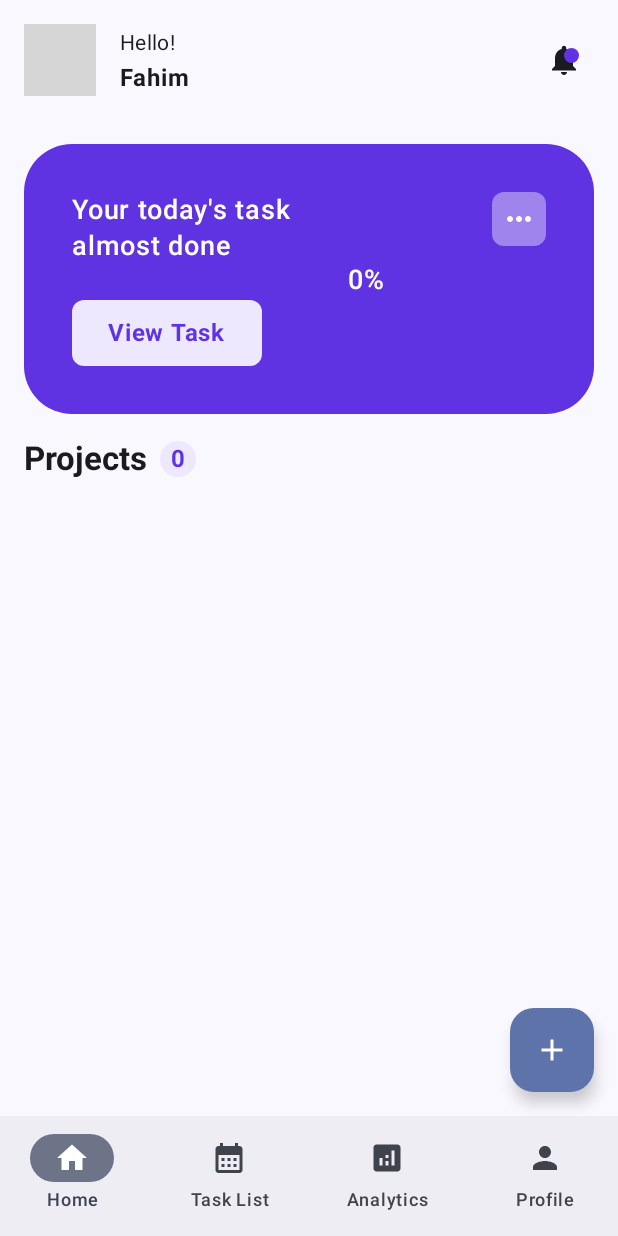
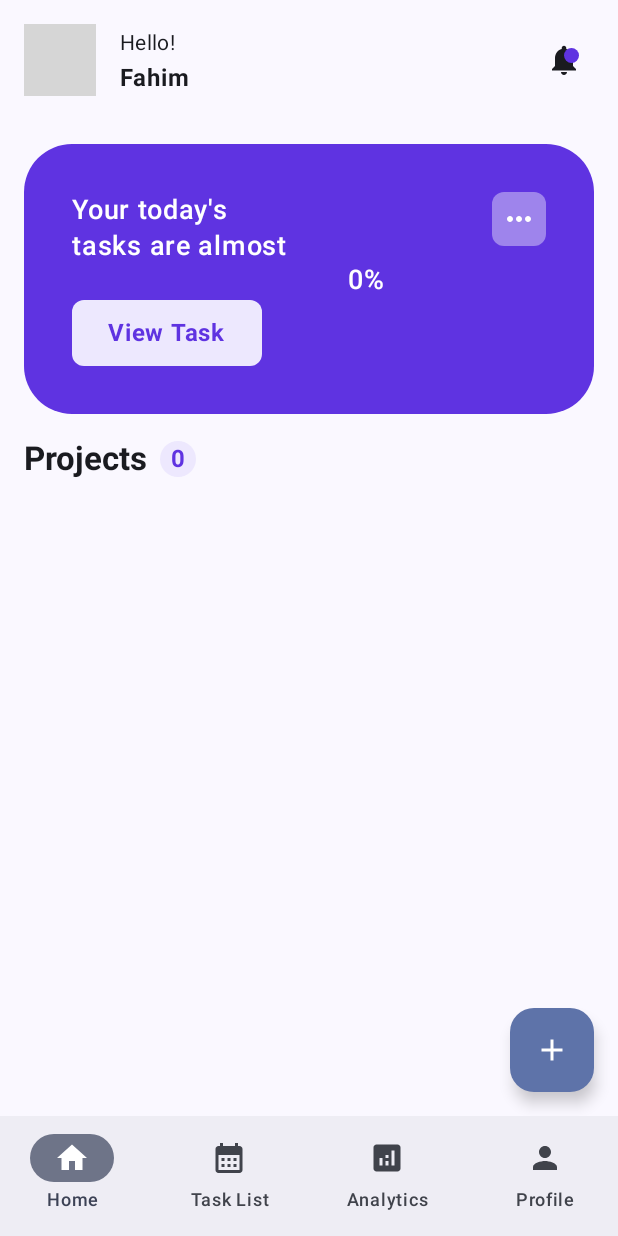
Before and after one commit to fahim-fardous/Task-Hive, an Android app built with Jetpack Compose: the screen it shows after launch (MainActivity), after a tap on "Let's Start", on a phone screen of 412 x 824 dp. Run offline under Robolectric (Android 15) with nearby library versions, the phone set to English and light mode, and no system bars; our stand-ins replace Dagger/Hilt's generated code, Room's generated code; grey boxes are pictures that could not be loaded.

Commit message:
Ux optimization

```diff
--- a/app/src/main/java/com/example/taskhive/components/CircularProgressWithText.kt
+++ b/app/src/main/java/com/example/taskhive/components/CircularProgressWithText.kt
@@ -33,6 +33,7 @@ fun CircularProgressWithText(
     textColor:Color,
     fontWeight: FontWeight = FontWeight.Bold
 ) {
+    println((progress*100).toInt())
     Box(
         contentAlignment = Alignment.Center,
         modifier = modifier
--- a/app/src/main/java/com/example/taskhive/components/ProgressCard.kt
+++ b/app/src/main/java/com/example/taskhive/components/ProgressCard.kt
@@ -45,7 +45,18 @@ fun ProgressCard(
     ) {
         Column(modifier = Modifier.weight(.5f), verticalArrangement = Arrangement.spacedBy(16.dp)) {
             Text(
-                text = if (progress <= 0.5f) "Complete your today's task" else "Your today's task almost done",
+                text =
+                    if (progress ==
+                        1f
+                    ) {
+                        "Your today's tasks are done"
+                    } else if (progress <=
+                        0.5f
+                    ) {
+                        "Please complete your today's tasks"
+                    } else {
+                        "Your today's tasks are almost done"
+                    },
                 color = Color.White,
                 fontSize = 18.sp,
                 maxLines = 2,
@@ -75,13 +86,25 @@ fun ProgressCard(
                 ),
             strokeWidth = 8f,
         )
-        Box(modifier = Modifier
+        Box(
+            modifier =
+                Modifier
                     .weight(.25f)
-            .fillMaxHeight(), contentAlignment = Alignment.TopEnd) {
-            Box(modifier = Modifier
+                    .fillMaxHeight(),
+            contentAlignment = Alignment.TopEnd,
+        ) {
+            Box(
+                modifier =
+                    Modifier
                         .size(36.dp)
-                .background(color = Color(0xFF9E84EC), shape = RoundedCornerShape(8.dp)), contentAlignment = Alignment.Center){
-                Icon(imageVector = Icons.Filled.MoreHoriz, contentDescription = "show more", tint = Color.White)
+                        .background(color = Color(0xFF9E84EC), shape = RoundedCornerShape(8.dp)),
+                contentAlignment = Alignment.Center,
+            ) {
+                Icon(
+                    imageVector = Icons.Filled.MoreHoriz,
+                    contentDescription = "show more",
+                    tint = Color.White,
+                )
             }
         }
     }
--- a/app/src/main/java/com/example/taskhive/data/TaskRepositoryImp.kt
+++ b/app/src/main/java/com/example/taskhive/data/TaskRepositoryImp.kt
@@ -66,12 +66,16 @@ class TaskRepositoryImp
                 db.taskDao().getInProgressTasks()
             }
 
-        override suspend fun getCompletedTaskCount(project: Project): Int =
+        override suspend fun getCompletedTaskCountByProject(project: Project): Int =
             withContext(Dispatchers.IO) {
-                db.taskDao().getNumberOfCompletedTask(project)
+                db.taskDao().getNumberOfCompletedTaskByProject(project)
             }
 
-        override suspend fun getTodaysTasks(
+    override suspend fun getCompletedTaskCount(startDate: Date):Int = withContext(Dispatchers.IO){
+        db.taskDao().getNumberOfCompletedTask(startDate)
+    }
+
+    override suspend fun getTodaysTasks(
             date: Date,
             project: Project?,
         ): List<Task> =
--- a/app/src/main/java/com/example/taskhive/data/local/dao/TaskDao.kt
+++ b/app/src/main/java/com/example/taskhive/data/local/dao/TaskDao.kt
@@ -53,8 +53,14 @@ interface TaskDao {
     suspend fun deleteTask(taskId: Int)
 
     @Query("SELECT COUNT(*) FROM tasks WHERE project=:project AND taskStatus = :taskStatus")
+    suspend fun getNumberOfCompletedTaskByProject(
+        project: Project,
+        taskStatus: TaskStatus = TaskStatus.DONE,
+    ): Int
+
+    @Query("SELECT COUNT(*) FROM tasks WHERE plannedStartDate = :startDate AND taskStatus = :taskStatus")
     suspend fun getNumberOfCompletedTask(
-        project: Project,
+        startDate: Date,
         taskStatus: TaskStatus = TaskStatus.DONE,
     ): Int
 
--- a/app/src/main/java/com/example/taskhive/domain/repository/TaskRepository.kt
+++ b/app/src/main/java/com/example/taskhive/domain/repository/TaskRepository.kt
@@ -29,7 +29,9 @@ interface TaskRepository {
 
     suspend fun getRecentInProgressTasks(): List<Task>
 
-    suspend fun getCompletedTaskCount(project: Project): Int
+    suspend fun getCompletedTaskCountByProject(project: Project): Int
+
+    suspend fun getCompletedTaskCount(startDate: Date): Int
 
     suspend fun getTodaysTasks(date:Date, project: Project?):List<Task>
 
--- a/app/src/main/java/com/example/taskhive/presentation/home/HomeScreen.kt
+++ b/app/src/main/java/com/example/taskhive/presentation/home/HomeScreen.kt
@@ -175,7 +175,9 @@ fun HomeScreenSkeleton(
                     .padding(16.dp),
         ) {
             ProgressCard(
-                onViewTaskClick = {  },
+                onViewTaskClick = {
+
+                },
                 progress = progress,
                 textColor = Color.White,
             )
--- a/app/src/main/java/com/example/taskhive/presentation/home/HomeViewModel.kt
+++ b/app/src/main/java/com/example/taskhive/presentation/home/HomeViewModel.kt
@@ -73,12 +73,12 @@ class HomeViewModel
 
         fun getTaskProgress() =
             viewModelScope.launch {
-                val tasks = taskRepository.getTodaysTasks(localDateToDate(LocalDate.now()), null)
+                val tasks = taskRepository.getAllTasks(localDateToDate(LocalDate.now()))
                 _progress.value =
-                    (tasks.filter { it.taskStatus == TaskStatus.DONE }.size.toFloat() / tasks.size)
+                    (taskRepository.getCompletedTaskCount(localDateToDate(LocalDate.now())).toFloat() / tasks.size)
             }
 
-        private suspend fun getNumberOfCompletedTask(project: Project): Int = taskRepository.getCompletedTaskCount(project)
+        private suspend fun getNumberOfCompletedTask(project: Project): Int = taskRepository.getCompletedTaskCountByProject(project)
 
         private suspend fun getNumberOfTask(project: Project): Int = projectRepository.getTaskCountByProject(project)
 
--- a/app/src/main/java/com/example/taskhive/presentation/home/index/HomeIndexScreen.kt
+++ b/app/src/main/java/com/example/taskhive/presentation/home/index/HomeIndexScreen.kt
@@ -164,7 +164,7 @@ private sealed class HomeTabScreen(
     data object Home : HomeTabScreen("home_screen", "Home", Icons.Filled.Home)
 
     data object TaskList :
-        HomeTabScreen("task_list_screen/{projectId", "Task List", Icons.Filled.CalendarMonth)
+        HomeTabScreen("task_list_screen/{projectId}", "Task List", Icons.Filled.CalendarMonth)
 
     data object Notes : HomeTabScreen("notes_screen", "Analytics", Icons.Default.Analytics)
 
```
Also changed, not shown: app/src/main/java/com/example/taskhive/NavGraph.kt (+6 -2 lines), app/src/main/java/com/example/taskhive/presentation/task/list/TaskListScreen.kt (+5 -3 lines). Lines whose indentation alone changed are shown as unchanged.
